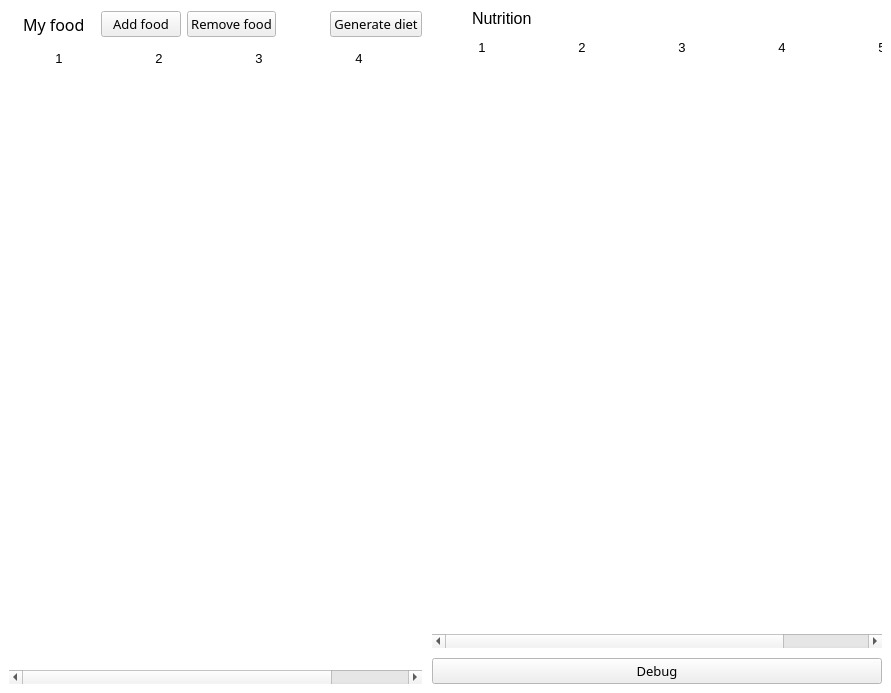
Old version of the form ui_mainwindow.ui in the repository josh-minch/spartan.
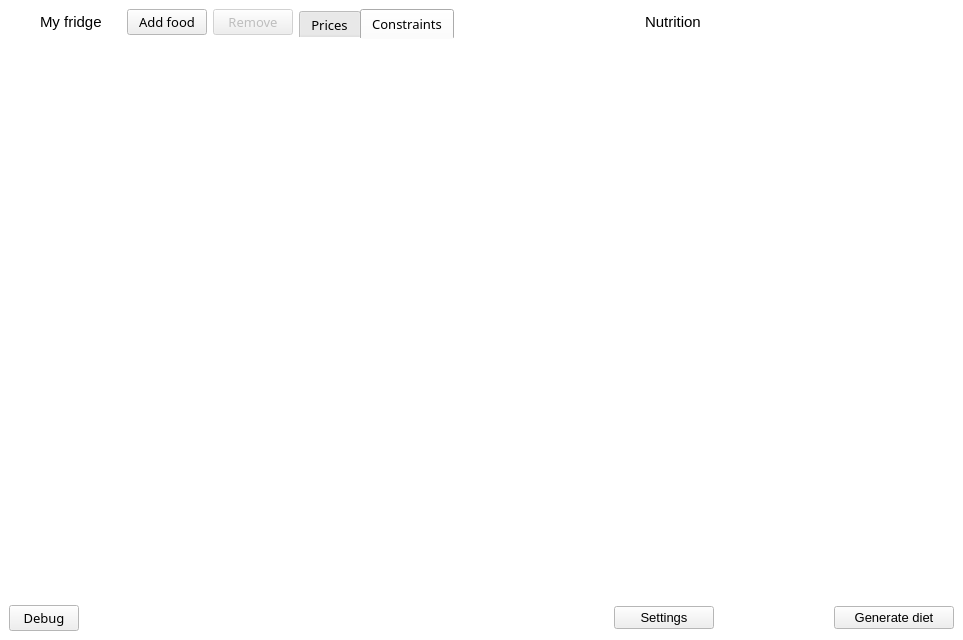
New version of the form. The open tabs and pages were chosen to show the change. Icons and pictures are not drawn. Custom widgets are drawn as their Qt base class.

What changed in the file:
```diff
--- a/ui_mainwindow.ui
+++ b/ui_mainwindow.ui
@@ -6,8 +6,8 @@
    <rect>
     <x>0</x>
     <y>0</y>
-    <width>891</width>
-    <height>693</height>
+    <width>963</width>
+    <height>640</height>
    </rect>
   </property>
   <property name="palette">
@@ -66,6 +66,12 @@
   <property name="autoFillBackground">
    <bool>true</bool>
   </property>
+  <property name="iconSize">
+   <size>
+    <width>30</width>
+    <height>30</height>
+   </size>
+  </property>
   <property name="toolButtonStyle">
    <enum>Qt::ToolButtonIconOnly</enum>
   </property>
@@ -76,83 +82,49 @@
    <property name="autoFillBackground">
     <bool>true</bool>
    </property>
-   <layout class="QHBoxLayout" name="horizontalLayout_2" stretch="1,0">
-    <property name="spacing">
-     <number>10</number>
-    </property>
-    <item>
-     <layout class="QVBoxLayout" name="verticalLayout">
-      <property name="spacing">
-       <number>10</number>
-      </property>
-      <item>
-       <layout class="QHBoxLayout" name="horizontalLayout">
-        <property name="spacing">
-         <number>6</number>
-        </property>
-        <item>
-         <widget class="QLabel" name="label">
-          <property name="minimumSize">
-           <size>
-            <width>0</width>
-            <height>30</height>
-           </size>
-          </property>
-          <property name="maximumSize">
-           <size>
-            <width>22</width>
-            <height>30</height>
-           </size>
-          </property>
-          <property name="font">
-           <font>
-            <family>Segoe UI</family>
-            <pointsize>10</pointsize>
-            <italic>false</italic>
-           </font>
-          </property>
-          <property name="text">
-           <string/>
-          </property>
-          <property name="pixmap">
-           <pixmap>images/fridge.png</pixmap>
-          </property>
-          <property name="scaledContents">
-           <bool>false</bool>
-          </property>
-         </widget>
-        </item>
-        <item>
+   <layout class="QGridLayout" name="gridLayout_2">
+    <item row="0" column="0">
          <widget class="QLabel" name="label_2">
-          <property name="font">
-           <font>
-            <family>Segoe UI Semilight</family>
-            <pointsize>12</pointsize>
-            <italic>false</italic>
-           </font>
-          </property>
-          <property name="text">
-           <string>My food</string>
-          </property>
-         </widget>
-        </item>
-        <item>
-         <spacer name="horizontalSpacer_3">
-          <property name="orientation">
-           <enum>Qt::Horizontal</enum>
-          </property>
-          <property name="sizeType">
-           <enum>QSizePolicy::Fixed</enum>
-          </property>
-          <property name="sizeHint" stdset="0">
+      <property name="maximumSize">
            <size>
-            <width>10</width>
-            <height>10</height>
-           </size>
-          </property>
-         </spacer>
-        </item>
-        <item>
+        <width>25</width>
+        <height>25</height>
+       </size>
+      </property>
+      <property name="font">
+       <font>
+        <pointsize>10</pointsize>
+       </font>
+      </property>
+      <property name="text">
+       <string/>
+      </property>
+      <property name="pixmap">
+       <pixmap>images/fridge.png</pixmap>
+      </property>
+      <property name="scaledContents">
+       <bool>false</bool>
+      </property>
+     </widget>
+    </item>
+    <item row="0" column="1" colspan="2">
+     <widget class="QLabel" name="label_9">
+      <property name="font">
+       <font>
+        <family>Segoe UI</family>
+        <pointsize>11</pointsize>
+        <italic>false</italic>
+       </font>
+      </property>
+      <property name="autoFillBackground">
+       <bool>false</bool>
+      </property>
+      <property name="text">
+       <string>My fridge</string>
+      </property>
+     </widget>
+    </item>
+    <item row="0" column="3">
          <widget class="QPushButton" name="add_foods_btn">
           <property name="enabled">
            <bool>true</bool>
@@ -181,10 +153,16 @@
           </property>
          </widget>
         </item>
-        <item>
+    <item row="0" column="4">
          <widget class="QPushButton" name="remove_btn">
           <property name="enabled">
-           <bool>true</bool>
+       <bool>false</bool>
+      </property>
+      <property name="sizePolicy">
+       <sizepolicy hsizetype="Fixed" vsizetype="Fixed">
+        <horstretch>0</horstretch>
+        <verstretch>0</verstretch>
+       </sizepolicy>
           </property>
           <property name="font">
            <font>
@@ -196,7 +174,7 @@
            <string>&lt;p style='white-space:pre'&gt;Remove selected food (delete)&lt;/p&gt;</string>
           </property>
           <property name="text">
-           <string>Remove food</string>
+       <string>Remove</string>
           </property>
           <property name="icon">
            <iconset>
@@ -204,21 +182,8 @@
           </property>
          </widget>
         </item>
-        <item>
-         <spacer name="horizontalSpacer">
-          <property name="orientation">
-           <enum>Qt::Horizontal</enum>
-          </property>
-          <property name="sizeHint" stdset="0">
-           <size>
-            <width>40</width>
-            <height>20</height>
-           </size>
-          </property>
-         </spacer>
-        </item>
-        <item>
-         <widget class="QPushButton" name="optimize_btn">
+    <item row="0" column="5" rowspan="2">
+     <widget class="QTabWidget" name="tabWidget">
           <property name="font">
            <font>
             <family>Segoe UI Semilight</family>
@@ -229,24 +194,49 @@
            <string>&lt;p style='white-space:pre'&gt;Generate optimum diet (F5)&lt;/p&gt;</string>
           </property>
           <property name="styleSheet">
-           <string notr="true"/>
-          </property>
-          <property name="text">
-           <string>Generate diet</string>
-          </property>
-          <property name="icon">
+       <string notr="true">QTabWidget::pane { border: 0; }</string>
+      </property>
+      <property name="currentIndex">
+       <number>0</number>
+      </property>
+      <property name="iconSize">
+       <size>
+        <width>16</width>
+        <height>16</height>
+       </size>
+      </property>
+      <property name="documentMode">
+       <bool>false</bool>
+      </property>
+      <property name="tabBarAutoHide">
+       <bool>false</bool>
+      </property>
+      <widget class="QWidget" name="tab">
+       <attribute name="icon">
            <iconset>
-            <normaloff>images/diet_btn.png</normaloff>images/diet_btn.png</iconset>
-          </property>
-          <property name="shortcut">
-           <string>F5</string>
-          </property>
-         </widget>
-        </item>
-       </layout>
-      </item>
-      <item>
-       <widget class="QDeselectableTableWidget" name="fridge_table">
+         <normaloff>images/prices (2).png</normaloff>images/prices (2).png</iconset>
+       </attribute>
+       <attribute name="title">
+        <string>Prices</string>
+       </attribute>
+       <layout class="QGridLayout" name="gridLayout">
+        <property name="leftMargin">
+         <number>0</number>
+        </property>
+        <property name="topMargin">
+         <number>0</number>
+        </property>
+        <property name="rightMargin">
+         <number>0</number>
+        </property>
+        <property name="bottomMargin">
+         <number>0</number>
+        </property>
+        <property name="spacing">
+         <number>0</number>
+        </property>
+        <item row="0" column="0" colspan="2">
+         <widget class="QTableView" name="prices_view">
         <property name="palette">
          <palette>
           <active>
@@ -313,28 +303,26 @@
         </property>
         <property name="font">
          <font>
-          <family>Segoe UI</family>
-          <pointsize>10</pointsize>
-         </font>
-        </property>
-        <property name="autoFillBackground">
-         <bool>false</bool>
+            <pointsize>9</pointsize>
+           </font>
+          </property>
+          <property name="focusPolicy">
+           <enum>Qt::StrongFocus</enum>
         </property>
         <property name="styleSheet">
          <string notr="true">QHeaderView::section{
-	border: 0px;
 	background-color: white;
 }
-</string>
+
+QTableView {
+	alternate-background-color: rgb(247, 247, 247);
+}</string>
         </property>
         <property name="frameShape">
          <enum>QFrame::NoFrame</enum>
         </property>
-        <property name="lineWidth">
-         <number>0</number>
-        </property>
         <property name="alternatingRowColors">
-         <bool>false</bool>
+           <bool>true</bool>
         </property>
         <property name="selectionBehavior">
          <enum>QAbstractItemView::SelectRows</enum>
@@ -343,67 +331,222 @@
          <bool>false</bool>
         </property>
         <property name="gridStyle">
-         <enum>Qt::SolidLine</enum>
-        </property>
-        <property name="rowCount">
-         <number>0</number>
-        </property>
-        <property name="columnCount">
-         <number>5</number>
+           <enum>Qt::DashLine</enum>
         </property>
         <attribute name="horizontalHeaderVisible">
-         <bool>true</bool>
-        </attribute>
-        <attribute name="horizontalHeaderCascadingSectionResizes">
          <bool>false</bool>
         </attribute>
         <attribute name="horizontalHeaderHighlightSections">
          <bool>false</bool>
         </attribute>
-        <attribute name="horizontalHeaderShowSortIndicator" stdset="0">
-         <bool>true</bool>
-        </attribute>
         <attribute name="verticalHeaderVisible">
          <bool>false</bool>
         </attribute>
-        <column/>
-        <column/>
-        <column/>
-        <column/>
-        <column/>
-       </widget>
-      </item>
-      <item>
-       <layout class="QGridLayout" name="gridLayout_2"/>
-      </item>
-     </layout>
-    </item>
-    <item>
-     <layout class="QGridLayout" name="nutrition_layout">
+          <attribute name="verticalHeaderDefaultSectionSize">
+           <number>23</number>
+          </attribute>
+         </widget>
+        </item>
+       </layout>
+      </widget>
+      <widget class="QWidget" name="tab_2">
+       <attribute name="icon">
+        <iconset>
+         <normaloff>images/balance.png</normaloff>images/balance.png</iconset>
+       </attribute>
+       <attribute name="title">
+        <string>Constraints</string>
+       </attribute>
+       <layout class="QGridLayout" name="gridLayout_3">
+        <property name="leftMargin">
+         <number>0</number>
+        </property>
+        <property name="topMargin">
+         <number>0</number>
+        </property>
+        <property name="rightMargin">
+         <number>0</number>
+        </property>
+        <property name="bottomMargin">
+         <number>0</number>
+        </property>
+        <property name="spacing">
+         <number>0</number>
+        </property>
       <item row="0" column="0">
-       <layout class="QHBoxLayout" name="horizontalLayout_3">
-        <item>
-         <widget class="QLabel" name="label_8">
+         <widget class="QTableView" name="constraints_view">
+          <property name="palette">
+           <palette>
+            <active>
+             <colorrole role="Highlight">
+              <brush brushstyle="SolidPattern">
+               <color alpha="255">
+                <red>218</red>
+                <green>236</green>
+                <blue>249</blue>
+               </color>
+              </brush>
+             </colorrole>
+             <colorrole role="HighlightedText">
+              <brush brushstyle="SolidPattern">
+               <color alpha="255">
+                <red>0</red>
+                <green>0</green>
+                <blue>0</blue>
+               </color>
+              </brush>
+             </colorrole>
+             <colorrole role="AlternateBase">
+              <brush brushstyle="SolidPattern">
+               <color alpha="255">
+                <red>247</red>
+                <green>247</green>
+                <blue>247</blue>
+               </color>
+              </brush>
+             </colorrole>
+            </active>
+            <inactive>
+             <colorrole role="Highlight">
+              <brush brushstyle="SolidPattern">
+               <color alpha="255">
+                <red>218</red>
+                <green>236</green>
+                <blue>249</blue>
+               </color>
+              </brush>
+             </colorrole>
+             <colorrole role="HighlightedText">
+              <brush brushstyle="SolidPattern">
+               <color alpha="255">
+                <red>0</red>
+                <green>0</green>
+                <blue>0</blue>
+               </color>
+              </brush>
+             </colorrole>
+             <colorrole role="AlternateBase">
+              <brush brushstyle="SolidPattern">
+               <color alpha="255">
+                <red>247</red>
+                <green>247</green>
+                <blue>247</blue>
+               </color>
+              </brush>
+             </colorrole>
+            </inactive>
+            <disabled>
+             <colorrole role="Highlight">
+              <brush brushstyle="SolidPattern">
+               <color alpha="255">
+                <red>0</red>
+                <green>120</green>
+                <blue>215</blue>
+               </color>
+              </brush>
+             </colorrole>
+             <colorrole role="HighlightedText">
+              <brush brushstyle="SolidPattern">
+               <color alpha="255">
+                <red>0</red>
+                <green>0</green>
+                <blue>0</blue>
+               </color>
+              </brush>
+             </colorrole>
+             <colorrole role="AlternateBase">
+              <brush brushstyle="SolidPattern">
+               <color alpha="255">
+                <red>247</red>
+                <green>247</green>
+                <blue>247</blue>
+               </color>
+              </brush>
+             </colorrole>
+            </disabled>
+           </palette>
+          </property>
+          <property name="font">
+           <font>
+            <pointsize>9</pointsize>
+           </font>
+          </property>
+          <property name="focusPolicy">
+           <enum>Qt::StrongFocus</enum>
+          </property>
+          <property name="styleSheet">
+           <string notr="true">QHeaderView::section{
+	background-color: white;
+	border: 0px;
+}
+
+QTableView {
+	alternate-background-color: rgb(247, 247, 247);
+}</string>
+          </property>
+          <property name="frameShape">
+           <enum>QFrame::NoFrame</enum>
+          </property>
+          <property name="alternatingRowColors">
+           <bool>true</bool>
+          </property>
+          <property name="selectionBehavior">
+           <enum>QAbstractItemView::SelectRows</enum>
+          </property>
+          <property name="showGrid">
+           <bool>false</bool>
+          </property>
+          <property name="gridStyle">
+           <enum>Qt::DashLine</enum>
+          </property>
+          <attribute name="horizontalHeaderVisible">
+           <bool>false</bool>
+          </attribute>
+          <attribute name="horizontalHeaderHighlightSections">
+           <bool>false</bool>
+          </attribute>
+          <attribute name="verticalHeaderVisible">
+           <bool>false</bool>
+          </attribute>
+          <attribute name="verticalHeaderDefaultSectionSize">
+           <number>23</number>
+          </attribute>
+         </widget>
+        </item>
+       </layout>
+      </widget>
+     </widget>
+    </item>
+    <item row="0" column="6">
+     <widget class="QLabel" name="label">
           <property name="maximumSize">
            <size>
-            <width>30</width>
-            <height>30</height>
-           </size>
-          </property>
+        <width>25</width>
+        <height>25</height>
+       </size>
+      </property>
+      <property name="font">
+       <font>
+        <pointsize>10</pointsize>
+       </font>
+      </property>
           <property name="text">
            <string/>
           </property>
           <property name="pixmap">
            <pixmap>images/nutrition.png</pixmap>
           </property>
-         </widget>
-        </item>
-        <item>
-         <widget class="QLabel" name="label_7">
+      <property name="scaledContents">
+       <bool>true</bool>
+      </property>
+     </widget>
+    </item>
+    <item row="0" column="7">
+     <widget class="QLabel" name="label_8">
           <property name="font">
            <font>
             <family>Segoe UI</family>
-            <pointsize>12</pointsize>
+        <pointsize>11</pointsize>
             <italic>false</italic>
            </font>
           </property>
@@ -415,32 +558,160 @@
           </property>
          </widget>
         </item>
-       </layout>
-      </item>
-      <item row="2" column="0">
-       <widget class="QPushButton" name="debug_btn">
-        <property name="sizePolicy">
-         <sizepolicy hsizetype="Expanding" vsizetype="Fixed">
-          <horstretch>0</horstretch>
-          <verstretch>0</verstretch>
-         </sizepolicy>
+    <item row="1" column="0" colspan="5">
+     <widget class="QTableView" name="fridge_view">
+      <property name="palette">
+       <palette>
+        <active>
+         <colorrole role="Highlight">
+          <brush brushstyle="SolidPattern">
+           <color alpha="255">
+            <red>218</red>
+            <green>236</green>
+            <blue>249</blue>
+           </color>
+          </brush>
+         </colorrole>
+         <colorrole role="HighlightedText">
+          <brush brushstyle="SolidPattern">
+           <color alpha="255">
+            <red>0</red>
+            <green>0</green>
+            <blue>0</blue>
+           </color>
+          </brush>
+         </colorrole>
+         <colorrole role="AlternateBase">
+          <brush brushstyle="SolidPattern">
+           <color alpha="255">
+            <red>247</red>
+            <green>247</green>
+            <blue>247</blue>
+           </color>
+          </brush>
+         </colorrole>
+        </active>
+        <inactive>
+         <colorrole role="Highlight">
+          <brush brushstyle="SolidPattern">
+           <color alpha="255">
+            <red>218</red>
+            <green>236</green>
+            <blue>249</blue>
+           </color>
+          </brush>
+         </colorrole>
+         <colorrole role="HighlightedText">
+          <brush brushstyle="SolidPattern">
+           <color alpha="255">
+            <red>0</red>
+            <green>0</green>
+            <blue>0</blue>
+           </color>
+          </brush>
+         </colorrole>
+         <colorrole role="AlternateBase">
+          <brush brushstyle="SolidPattern">
+           <color alpha="255">
+            <red>247</red>
+            <green>247</green>
+            <blue>247</blue>
+           </color>
+          </brush>
+         </colorrole>
+        </inactive>
+        <disabled>
+         <colorrole role="Highlight">
+          <brush brushstyle="SolidPattern">
+           <color alpha="255">
+            <red>0</red>
+            <green>120</green>
+            <blue>215</blue>
+           </color>
+          </brush>
+         </colorrole>
+         <colorrole role="HighlightedText">
+          <brush brushstyle="SolidPattern">
+           <color alpha="255">
+            <red>0</red>
+            <green>0</green>
+            <blue>0</blue>
+           </color>
+          </brush>
+         </colorrole>
+         <colorrole role="AlternateBase">
+          <brush brushstyle="SolidPattern">
+           <color alpha="255">
+            <red>247</red>
+            <green>247</green>
+            <blue>247</blue>
+           </color>
+          </brush>
+         </colorrole>
+        </disabled>
+       </palette>
         </property>
         <property name="font">
          <font>
-          <family>Segoe UI Semilight</family>
-          <pointsize>10</pointsize>
-         </font>
-        </property>
-        <property name="text">
-         <string>Debug</string>
-        </property>
-       </widget>
-      </item>
-      <item row="1" column="0">
-       <widget class="QDeselectableTableWidget" name="nutrition_table">
+        <pointsize>9</pointsize>
+       </font>
+      </property>
+      <property name="focusPolicy">
+       <enum>Qt::StrongFocus</enum>
+      </property>
+      <property name="styleSheet">
+       <string notr="true">QHeaderView::section{
+	background-color: white;
+	border: 0px;
+}
+
+QTableView {
+	alternate-background-color: rgb(247, 247, 247);
+}</string>
+      </property>
+      <property name="frameShape">
+       <enum>QFrame::NoFrame</enum>
+      </property>
+      <property name="alternatingRowColors">
+       <bool>true</bool>
+      </property>
+      <property name="selectionBehavior">
+       <enum>QAbstractItemView::SelectRows</enum>
+      </property>
+      <property name="showGrid">
+       <bool>false</bool>
+      </property>
+      <property name="gridStyle">
+       <enum>Qt::DashLine</enum>
+      </property>
+      <attribute name="horizontalHeaderVisible">
+       <bool>false</bool>
+      </attribute>
+      <attribute name="horizontalHeaderHighlightSections">
+       <bool>false</bool>
+      </attribute>
+      <attribute name="horizontalHeaderStretchLastSection">
+       <bool>true</bool>
+      </attribute>
+      <attribute name="verticalHeaderVisible">
+       <bool>false</bool>
+      </attribute>
+      <attribute name="verticalHeaderDefaultSectionSize">
+       <number>23</number>
+      </attribute>
+     </widget>
+    </item>
+    <item row="1" column="6" colspan="3">
+     <widget class="QTableView" name="nutrition_view">
+      <property name="sizePolicy">
+       <sizepolicy hsizetype="Expanding" vsizetype="Expanding">
+        <horstretch>0</horstretch>
+        <verstretch>0</verstretch>
+       </sizepolicy>
+      </property>
         <property name="minimumSize">
          <size>
-          <width>450</width>
+        <width>340</width>
           <height>0</height>
          </size>
         </property>
@@ -511,7 +782,7 @@
         <property name="font">
          <font>
           <family>Segoe UI</family>
-          <pointsize>10</pointsize>
+        <pointsize>9</pointsize>
          </font>
         </property>
         <property name="focusPolicy">
@@ -524,11 +795,15 @@
          <string notr="true">QHeaderView::section{
 	background-color: white;
 	border: 0px;
-}</string>
+}
+</string>
         </property>
         <property name="frameShape">
          <enum>QFrame::NoFrame</enum>
         </property>
+      <property name="sizeAdjustPolicy">
+       <enum>QAbstractScrollArea::AdjustToContents</enum>
+      </property>
         <property name="alternatingRowColors">
          <bool>false</bool>
         </property>
@@ -541,13 +816,7 @@
         <property name="showGrid">
          <bool>false</bool>
         </property>
-        <property name="columnCount">
-         <number>5</number>
-        </property>
         <attribute name="horizontalHeaderVisible">
-         <bool>true</bool>
-        </attribute>
-        <attribute name="horizontalHeaderCascadingSectionResizes">
          <bool>false</bool>
         </attribute>
         <attribute name="horizontalHeaderStretchLastSection">
@@ -556,17 +825,122 @@
         <attribute name="verticalHeaderVisible">
          <bool>false</bool>
         </attribute>
-        <attribute name="verticalHeaderStretchLastSection">
-         <bool>false</bool>
-        </attribute>
-        <column/>
-        <column/>
-        <column/>
-        <column/>
-        <column/>
-       </widget>
-      </item>
-     </layout>
+      <attribute name="verticalHeaderDefaultSectionSize">
+       <number>23</number>
+      </attribute>
+     </widget>
+    </item>
+    <item row="2" column="0" colspan="2">
+     <widget class="QPushButton" name="debug_btn">
+      <property name="sizePolicy">
+       <sizepolicy hsizetype="Expanding" vsizetype="Fixed">
+        <horstretch>0</horstretch>
+        <verstretch>0</verstretch>
+       </sizepolicy>
+      </property>
+      <property name="maximumSize">
+       <size>
+        <width>70</width>
+        <height>16777215</height>
+       </size>
+      </property>
+      <property name="font">
+       <font>
+        <family>Segoe UI Semilight</family>
+        <pointsize>10</pointsize>
+       </font>
+      </property>
+      <property name="text">
+       <string>Debug</string>
+      </property>
+      <property name="shortcut">
+       <string>Ctrl+S</string>
+      </property>
+     </widget>
+    </item>
+    <item row="2" column="2" colspan="3">
+     <spacer name="horizontalSpacer_6">
+      <property name="orientation">
+       <enum>Qt::Horizontal</enum>
+      </property>
+      <property name="sizeHint" stdset="0">
+       <size>
+        <width>208</width>
+        <height>25</height>
+       </size>
+      </property>
+     </spacer>
+    </item>
+    <item row="2" column="6" colspan="2">
+     <widget class="QPushButton" name="pushButton">
+      <property name="maximumSize">
+       <size>
+        <width>100</width>
+        <height>16777215</height>
+       </size>
+      </property>
+      <property name="font">
+       <font>
+        <pointsize>10</pointsize>
+       </font>
+      </property>
+      <property name="text">
+       <string>Settings</string>
+      </property>
+      <property name="icon">
+       <iconset>
+        <normaloff>images/settings.svg</normaloff>images/settings.svg</iconset>
+      </property>
+      <property name="iconSize">
+       <size>
+        <width>20</width>
+        <height>20</height>
+       </size>
+      </property>
+      <property name="shortcut">
+       <string>F9</string>
+      </property>
+     </widget>
+    </item>
+    <item row="2" column="8">
+     <widget class="QPushButton" name="optimize_btn">
+      <property name="maximumSize">
+       <size>
+        <width>120</width>
+        <height>16777215</height>
+       </size>
+      </property>
+      <property name="font">
+       <font>
+        <family>Segoe UI</family>
+        <pointsize>10</pointsize>
+        <weight>50</weight>
+        <bold>false</bold>
+       </font>
+      </property>
+      <property name="toolTip">
+       <string>&lt;p style='white-space:pre'&gt;Generate optimum diet (F5)&lt;/p&gt;</string>
+      </property>
+      <property name="styleSheet">
+       <string notr="true"/>
+      </property>
+      <property name="text">
+       <string>Generate diet</string>
+      </property>
+      <property name="icon">
+       <iconset>
+        <normaloff>images/diet_btn.png</normaloff>images/diet_btn.png</iconset>
+      </property>
+      <property name="iconSize">
+       <size>
+        <width>20</width>
+        <height>20</height>
+       </size>
+      </property>
+      <property name="shortcut">
+       <string>F5</string>
+      </property>
+     </widget>
     </item>
    </layout>
   </widget>
@@ -586,13 +960,6 @@
    </property>
   </action>
  </widget>
- <customwidgets>
-  <customwidget>
-   <class>QDeselectableTableWidget</class>
-   <extends>QTableWidget</extends>
-   <header>qdeselectable_table_widget.h</header>
-  </customwidget>
- </customwidgets>
  <resources/>
  <connections/>
 </ui>
```
Left out of the diff: 46 changed lines with no effect on the pictures. Lines whose indentation alone changed are shown as unchanged.
